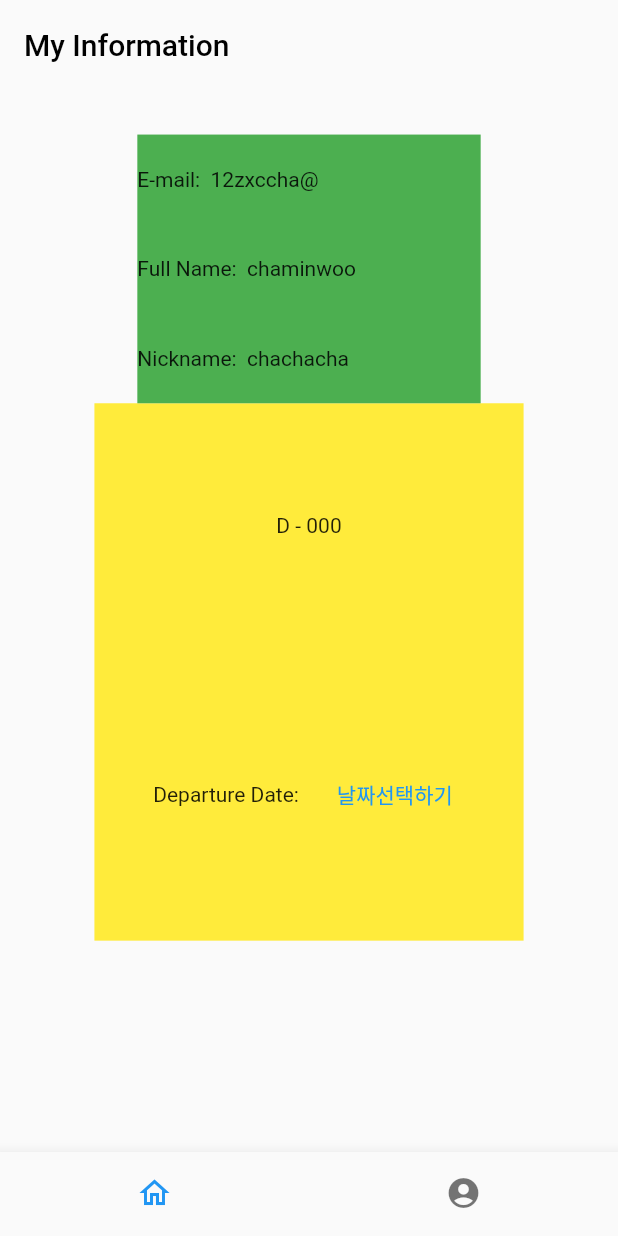
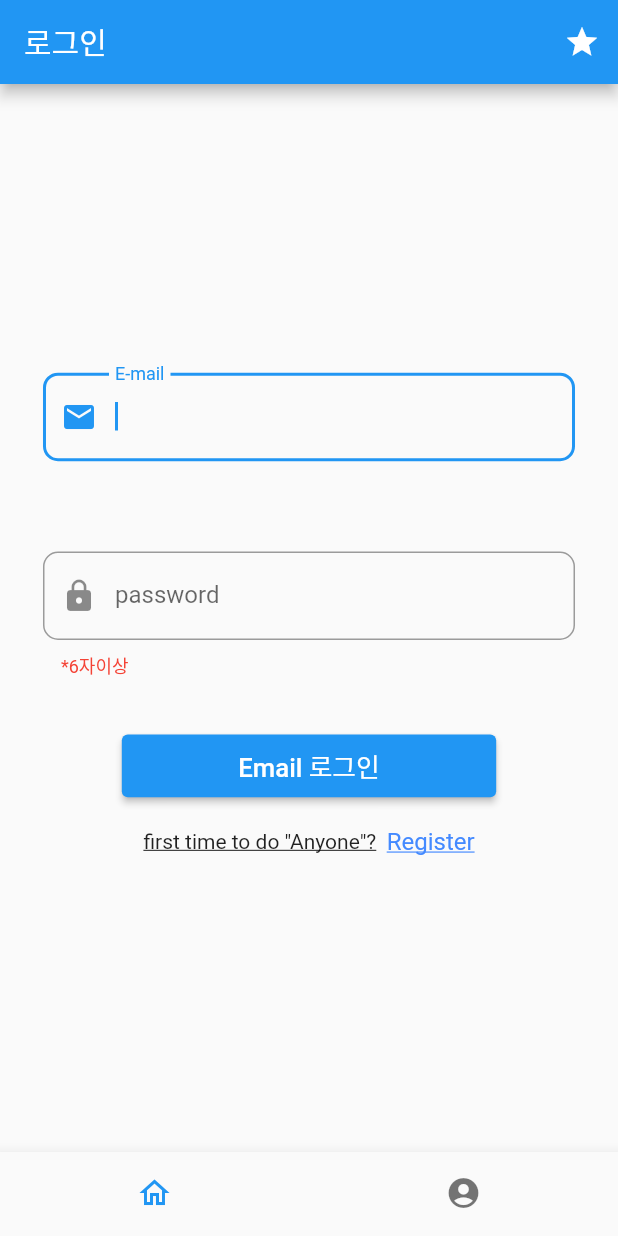
Before and after one commit to chachacha12/Anyone_project, a Flutter app: the screen it shows after launch, item 2 of the bottom bar chosen, on a phone screen of 412 x 824 dp. Run offline on Flutter 3.47's test engine with Material 2 defaults, Android fonts, the phone set to English and light mode, and no system bars; our stand-ins replace firebase_auth, firebase_core, flutter_screenutil, fluttertoast; accounts and stored records are empty; Roboto replaces fonts that are missing (Montserrat).

Commit message:
firebase auth UI settings

```diff
--- a/lib/main.dart
+++ b/lib/main.dart
@@ -5,6 +5,8 @@ import 'my/my.dart';
 import 'package:flutter_screenutil/flutter_screenutil.dart';
 import 'package:firebase_core/firebase_core.dart';
 import 'firebase_options.dart';
+import 'my/auth.dart';
+
 
 void main() async {
 
@@ -65,7 +67,7 @@ class MyApp extends StatelessWidget {
     return Scaffold(
       //리스트안에 페이지들을 넣어서 유저가 바텀탭 누를때마다 각각을 붙여줌
       body: [
-        Info(), My()
+        Info(), authentic()
       ][context.watch<Store1>().tab],  //Store1안의 state를 가져옴
 
       bottomNavigationBar: BottomNavigationBar(
--- /dev/null
+++ b/lib/my/auth.dart
@@ -0,0 +1,264 @@
+
+import 'package:flutter/material.dart';
+import 'package:firebase_auth/firebase_auth.dart';
+import 'package:flutter_screenutil/flutter_screenutil.dart';
+
+
+//유저인증기능
+final auth = FirebaseAuth.instance;
+
+//회원가입 및 로그인 시켜주는 화면
+class authentic extends StatefulWidget {
+  const authentic({Key? key}) : super(key: key);
+
+  @override
+  State<authentic> createState() => _authenticState();
+}
+
+//각각의 텍스트필드마다 같은 스타일을 주기위함.  아이콘과 라벨값 빼고
+Textfieldstyle(icon, labeltext, helpertext){
+
+  return InputDecoration(
+    prefixIcon: icon,
+    labelText: labeltext,
+    helperText: helpertext,
+    helperStyle: TextStyle(color: Colors.red),
+
+    border: OutlineInputBorder(
+        borderRadius: BorderRadius.circular(10)
+    ),
+    disabledBorder: OutlineInputBorder(
+        borderSide: BorderSide(
+            color: Colors.lightGreen
+        )
+    ),
+    errorBorder:OutlineInputBorder(
+        borderSide: BorderSide(
+            color: Colors.red
+        )
+    ),
+    focusedErrorBorder: OutlineInputBorder(
+        borderSide: BorderSide(
+            color: Colors.green
+        )
+    ),
+  );
+}
+
+class _authenticState extends State<authentic> {
+
+  var inputData = {'이메일':'', '비밀번호':'' }; //유저가 텍스트필드에 쓰는 값들을 맵 형태로 저장
+  var style = TextStyle(fontFamily: 'Montserrat', fontSize: 15.0.sp);
+
+  @override
+  Widget build(BuildContext context) {
+    return Scaffold(
+
+      appBar: AppBar(
+        title: Text('로그인'), //APP BAR 만들기
+        actions: <Widget>[
+          IconButton(
+            onPressed: () {
+
+            },
+            icon: Icon(Icons.star),
+          ),
+        ],
+      ),
+
+
+
+      body: Padding( //body는 appbar아래 화면을 지정.
+        padding: EdgeInsets.all(8.0.h),
+        child: Center( //가운데로 지정
+          child: ListView( //ListView - children으로 여러개 padding설정
+            shrinkWrap: true,
+            children: <Widget>[
+
+              //이메일을 입력하는 칸
+              Padding(
+                  padding:  EdgeInsets.all(16.0.h),
+                  child: TextField(
+                    autofocus: true,
+                    onChanged: (text) {
+                      inputData['이메일'] = text;
+                    },
+                    decoration: Textfieldstyle(Icon(Icons.email), 'E-mail','')
+                  )
+              ),
+
+              //비밀번호 입려칸
+              Padding( //두번째 padding <- LIstview에 속함.
+                  padding: EdgeInsets.all(16.0.h),
+                  child: TextField(
+                      autofocus: true,
+                    onChanged: (text) {
+                      inputData['비밀번호'] = text;
+                    },
+                      decoration: Textfieldstyle(Icon(Icons.lock), 'password','*6자이상')
+                  )
+              ),
+
+              //로그인 버튼
+              Container( //세번째 padding
+                margin: EdgeInsets.fromLTRB(0.h, 15.h, 0.h, 7.h),
+                padding:  EdgeInsets.symmetric(horizontal: 60.0.h),
+                child: SizedBox(
+                  height: 35.h,
+                  child: ElevatedButton(
+                    child: Text(
+                      "Email 로그인",
+                      style: style.copyWith(
+                        color: Colors.white,),
+                    ),
+                    onPressed: (){
+
+                    },
+                  ),
+                )
+              ),
+              SizedBox(height: 10.h), //View같은 역할 중간에 띄는 역할
+              Center( //Center <- Listview
+                child: InkWell( //InkWell을 사용 -- onTap이 가능한 이유임.
+                  child: Row(
+                    mainAxisAlignment: MainAxisAlignment.center,
+                    children: [
+                      Text(
+                        'first time to do "Anyone"?  ',
+                        style: TextStyle(
+                          decoration: TextDecoration.underline,
+                        ),
+                      ),
+                      Text(
+                        'Register',
+                        style: TextStyle(
+                          decoration: TextDecoration.underline,
+                          color: Colors.blueAccent,
+                          fontSize: 14.sp,
+                        ),
+                      ),
+                    ],
+                  ),
+                  onTap: () {
+                    Navigator.push(
+                      context,
+                      MaterialPageRoute(builder: (context) => SignUpPage()),
+                    );
+                  },
+                ),
+              ),
+              SizedBox(height: 20.h),
+
+            ],
+          ),
+        ),
+      ),
+    );
+  }
+}
+
+
+/// 회원가입 화면
+class SignUpPage extends StatefulWidget {
+  @override
+  _SignUpPageState createState() => _SignUpPageState();
+}
+
+class _SignUpPageState extends State<SignUpPage> {
+
+  var inputData2 = {'이메일':'', '비밀번호':'', '비밀번호확인':''}; //유저가 텍스트필드에 쓰는 값들을 맵 형태로 저장
+  TextStyle style = TextStyle(fontFamily: 'Montserrat', fontSize: 15.0.sp);
+
+  @override
+  void initState() {
+    super.initState();
+  }
+
+  @override
+  Widget build(BuildContext context) {
+    return Scaffold(
+      appBar: AppBar(
+        title: Text("계정 만들기"),
+      ),
+      body: Center(
+          child: ListView(
+            shrinkWrap: true,
+            children: <Widget>[
+
+              //이메일적는 칸
+              Padding(
+                padding: EdgeInsets.all(16.0.h),
+                child: TextField(
+                    autofocus: true,
+                  onChanged: (text) {
+                    inputData2['이메일'] = text;
+                  },
+                    decoration: Textfieldstyle(Icon(Icons.email), 'E-mail','')
+                )
+
+              ),
+
+              //이름적는 칸
+              Padding(
+                  padding: EdgeInsets.all(16.0.h),
+                  child: TextField(
+                      autofocus: true,
+                      onChanged: (text) {
+                        inputData2['이름'] = text;
+                      },
+                      decoration: Textfieldstyle(Icon(Icons.account_circle_sharp), 'Name','write your fullname')
+                  )
+
+              ),
+
+              //비밀번호 적는칸
+              Padding(
+                padding: EdgeInsets.all(16.0.h),
+                child: TextField(
+                    autofocus: true,
+                  onChanged: (text) {
+                    inputData2['비밀번호'] = text;
+                  },
+                    decoration: Textfieldstyle(Icon(Icons.lock), 'Password','*6자이상')
+                )
+              ),
+
+
+              //비밀번호 확인 적는칸
+              Padding(
+                padding: const EdgeInsets.all(16.0),
+                child: TextField(
+                    autofocus: true,
+                  onChanged: (text) {
+                    inputData2['비밀번호확인'] = text;
+                  },
+                 decoration: Textfieldstyle(Icon(Icons.lock), 'Password check','')
+                )
+
+
+              ),
+
+              //회원가입 버튼
+              Container(
+                margin: EdgeInsets.fromLTRB(0.h, 15.h, 0.h, 7.h),
+                padding: EdgeInsets.symmetric(horizontal: 60.0.h),
+                child: SizedBox(
+                  height: 35.h,
+                  child: ElevatedButton(
+                    child: Text(
+                      "회원가입하기",
+                      style: style.copyWith(
+                        color: Colors.white,),
+                    ),
+                    onPressed: (){
+
+                    },
+                  ),
+                )
+              ),
+            ],
+          ),
+        ),
+    );
+  }
+}
```
Also changed, not shown: lib/my/my.dart (+41 -1 lines).
